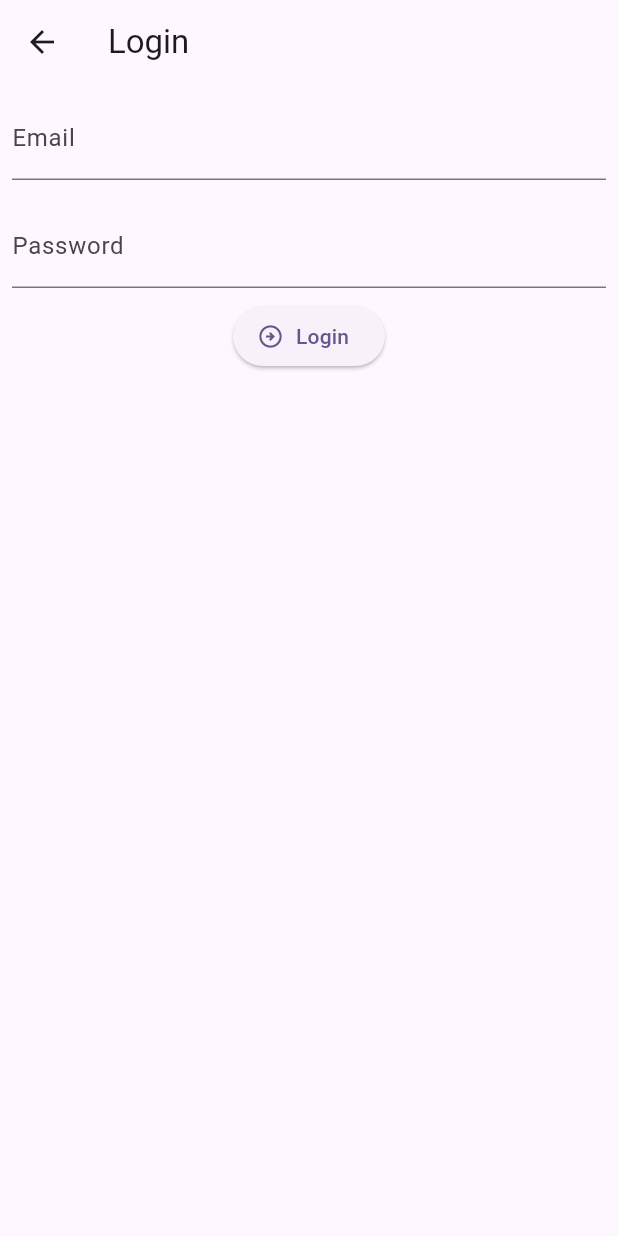
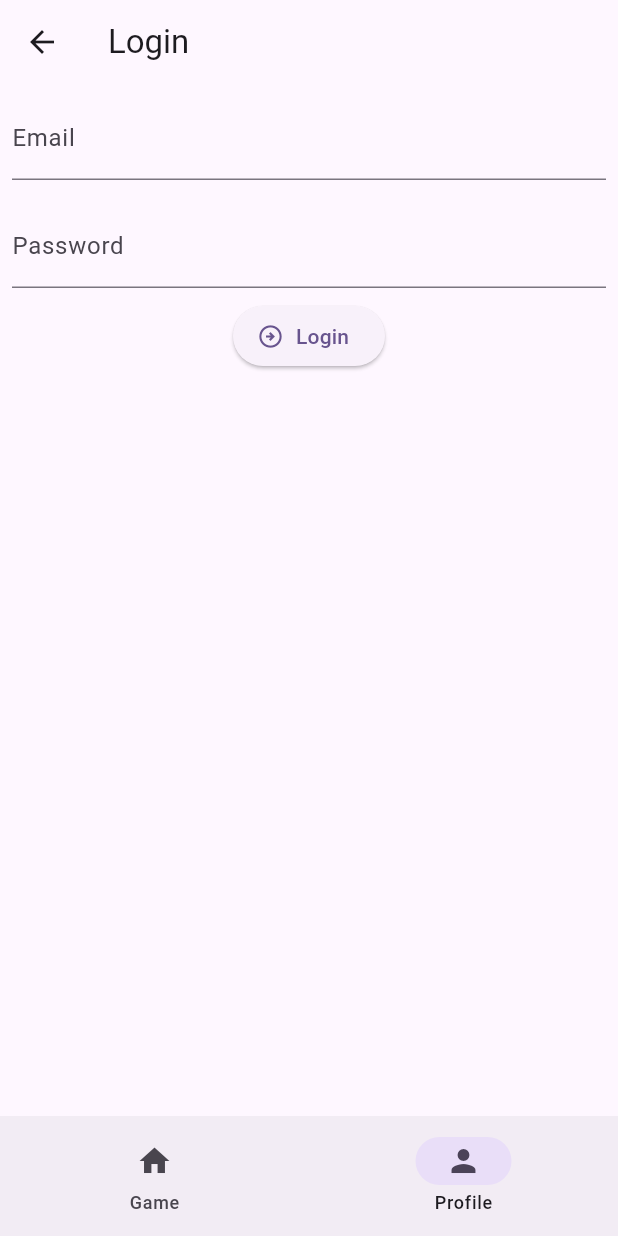
Before and after one commit to Hawkbawk/knucklebones, a Flutter app: the LoginPage screen opened by its route, on a phone screen of 412 x 824 dp. Run offline on Flutter 3.47's test engine with Material 2 defaults, Android fonts, the phone set to English and light mode, and no system bars; drawn by our look-alikes of flutter_form_builder; our stand-ins replace firebase_auth, firebase_core, flutter_hooks, flutter_riverpod, form_builder_validators, go_router and 2 more; accounts and stored records are empty; generated files the repository leaves out were written again.

Commit message:
Add bottom nav bar and basic auth functionality
Turns out GoRouter has already thought about having a persistent bottom
nav bar with multiple tabs, and it's not too bad to use. I borrowed some
code from codewithandrea.com for the "Shell" Scaffold, which wraps all
of the other navigators and makes it so you don't have to recreate one
each time.

```diff
--- /dev/null
+++ b/lib/nested_scaffold.dart
@@ -0,0 +1,40 @@
+// Borrowed from https://codewithandrea.com/articles/flutter-bottom-navigation-bar-nested-routes-gorouter/.
+// Code with Andrea is a great resource for Flutter stuff.
+// Stateful nested navigation based on:
+// https://github.com/flutter/packages/blob/main/packages/go_router/example/lib/stateful_shell_route.dart
+import 'package:flutter/material.dart';
+import 'package:go_router/go_router.dart';
+
+class NestedScaffold extends StatelessWidget {
+  const NestedScaffold({
+    Key? key,
+    required this.navigationShell,
+  }) : super(key: key ?? const ValueKey('ScaffoldWithNestedNavigation'));
+  final StatefulNavigationShell navigationShell;
+
+  void _goBranch(int index) {
+    navigationShell.goBranch(
+      index,
+      // A common pattern when using bottom navigation bars is to support
+      // navigating to the initial location when tapping the item that is
+      // already active. This example demonstrates how to support this behavior,
+      // using the initialLocation parameter of goBranch.
+      initialLocation: index == navigationShell.currentIndex,
+    );
+  }
+
+  @override
+  Widget build(BuildContext context) {
+    return Scaffold(
+      body: SafeArea(child: navigationShell),
+      bottomNavigationBar: NavigationBar(
+        selectedIndex: navigationShell.currentIndex,
+        destinations: const [
+          NavigationDestination(label: 'Game', icon: Icon(Icons.home)),
+          NavigationDestination(label: 'Profile', icon: Icon(Icons.person)),
+        ],
+        onDestinationSelected: _goBranch,
+      ),
+    );
+  }
+}
--- a/lib/router.dart
+++ b/lib/router.dart
@@ -1,18 +1,31 @@
 import 'package:flutter/material.dart';
 import 'package:go_router/go_router.dart';
+import 'package:knucklebones/nested_scaffold.dart';
+import 'package:knucklebones/screens/auth/auth_page.dart';
 import 'package:knucklebones/screens/auth/login_page.dart';
+import 'package:knucklebones/screens/auth/profile_page.dart';
 import 'package:knucklebones/screens/auth/signup_page.dart';
 import 'package:knucklebones/screens/home_page.dart';
 
-final router = GoRouter(routes: [
+final _rootNavigatorKey = GlobalKey<NavigatorState>();
+
+final router = GoRouter(navigatorKey: _rootNavigatorKey, routes: [
+  StatefulShellRoute.indexedStack(
+      builder: (context, state, navigationShell) {
+        return NestedScaffold(navigationShell: navigationShell);
+      },
+      branches: [
+        StatefulShellBranch(routes: [
           GoRoute(
+            name: "home",
             path: "/",
-      name: "home",
-      builder: (context, state) => Scaffold(
-          appBar: AppBar(
-            title: const Text("Home Page"),
-          ),
-          body: const HomePage()),
+            builder: (context, state) => const HomePage(),
+          )
+        ]),
+        StatefulShellBranch(routes: [
+          GoRoute(
+              path: "/auth",
+              builder: (context, state) => const AuthPage(),
               routes: [
                 GoRoute(
                   name: "login",
@@ -31,6 +44,13 @@ final router = GoRouter(routes: [
                         title: const Text("Signup"),
                       ),
                       body: const SignupPage()),
+                ),
+                GoRoute(
+                  name: "profile",
+                  path: "profile",
+                  builder: (context, state) => const ProfilePage(),
                 )
               ]),
-], initialLocation: "/");
+        ])
+      ])
+]);
```
Also changed, not shown: lib/screens/auth/auth_page.dart (added, +32 -0 lines), lib/screens/auth/login_page.dart (+67 -2 lines), lib/screens/auth/profile_page.dart (added, +56 -0 lines), lib/screens/auth/signup_page.dart (+41 -4 lines), lib/screens/home_page.dart (+4 -14 lines), firebase.json (added), 1 other file. Lines whose indentation alone changed are shown as unchanged.
